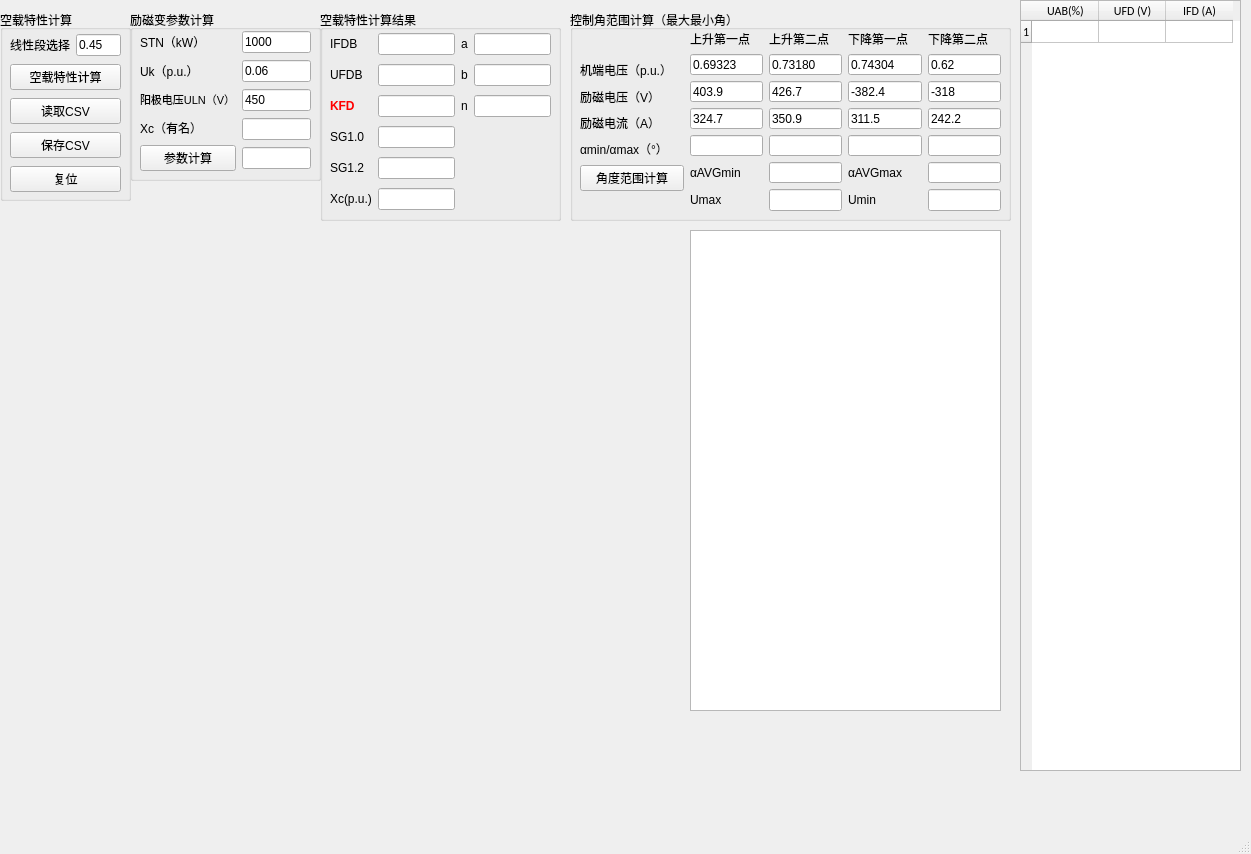
Qt form kongzaiQMainWindow.ui (fly1057/noloadcharacteristic) before a commit.
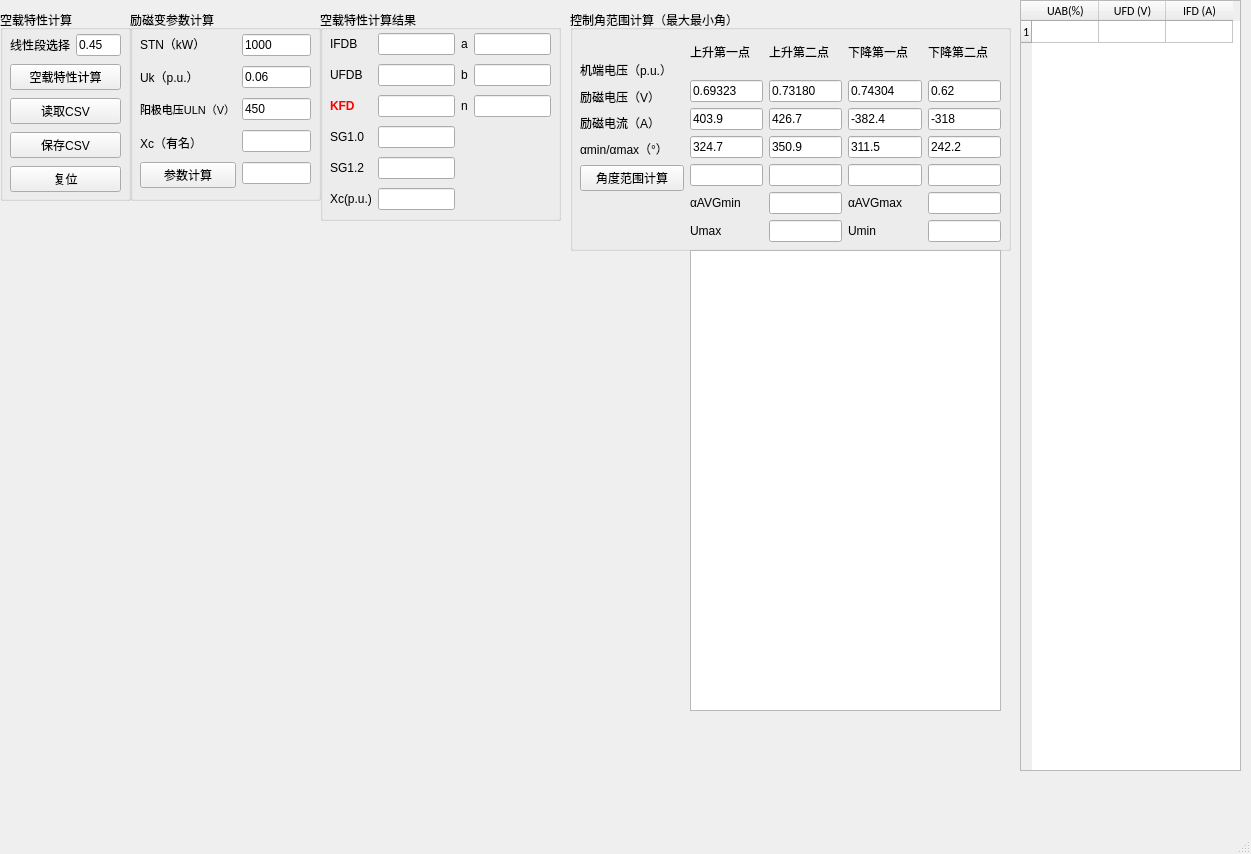
The same form after that commit.

Patch:
```diff
--- a/kongzaiQMainWindow.ui
+++ b/kongzaiQMainWindow.ui
@@ -92,9 +92,9 @@
     <property name="geometry">
      <rect>
       <x>0</x>
-      <y>230</y>
+      <y>250</y>
       <width>681</width>
-      <height>481</height>
+      <height>461</height>
      </rect>
     </property>
     <layout class="QVBoxLayout" name="verticalLayout_mpl"/>
@@ -105,7 +105,7 @@
       <x>130</x>
       <y>10</y>
       <width>191</width>
-      <height>171</height>
+      <height>191</height>
      </rect>
     </property>
     <property name="title">
@@ -117,7 +117,7 @@
        <x>10</x>
        <y>20</y>
        <width>171</width>
-       <height>141</height>
+       <height>158</height>
       </rect>
      </property>
      <layout class="QHBoxLayout" name="horizontalLayout">
@@ -305,7 +305,7 @@
       <x>570</x>
       <y>10</y>
       <width>441</width>
-      <height>211</height>
+      <height>241</height>
      </rect>
     </property>
     <property name="acceptDrops">
@@ -373,7 +373,7 @@
        <x>120</x>
        <y>20</y>
        <width>311</width>
-       <height>181</height>
+       <height>212</height>
       </rect>
      </property>
      <layout class="QGridLayout" name="gridLayout">
@@ -616,9 +616,9 @@
     <property name="geometry">
      <rect>
       <x>690</x>
-      <y>230</y>
+      <y>250</y>
       <width>311</width>
-      <height>481</height>
+      <height>461</height>
      </rect>
     </property>
    </widget>
```
